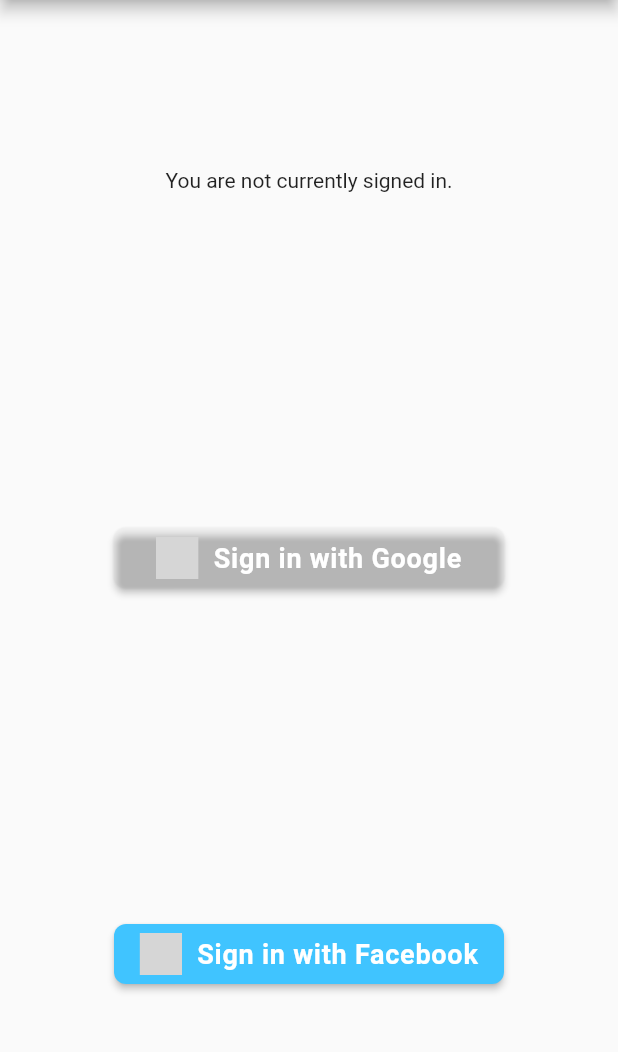
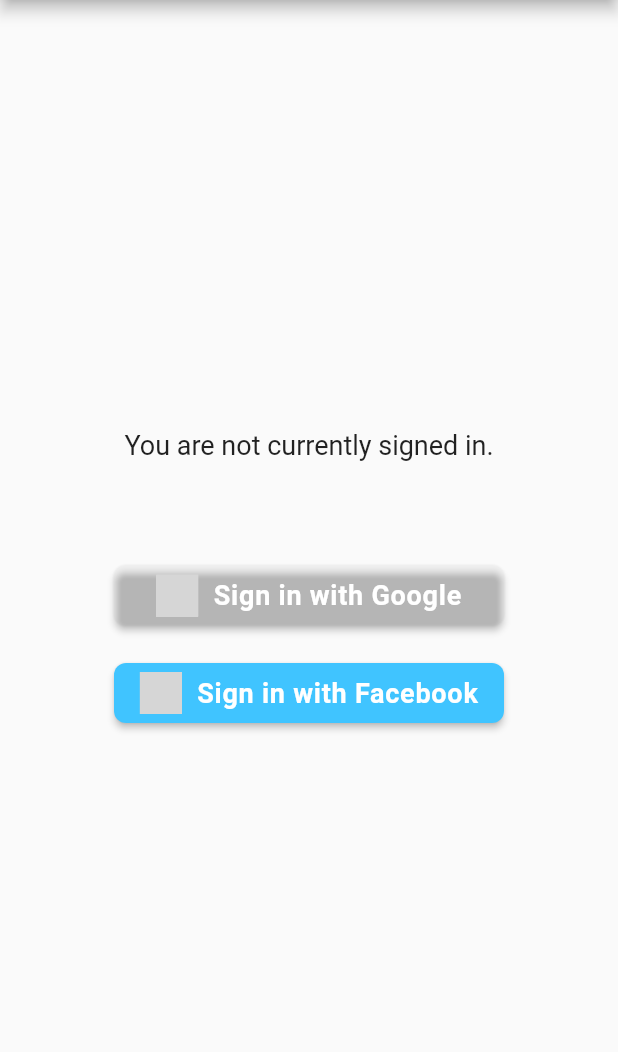
Before and after one commit to ashishkr16/Social-Media-Integration, a Flutter app: the screen it shows after launch, on a phone screen of 412 x 824 dp, the part 84-1136 px from its top. Run offline on Flutter 3.47's test engine with Material 2 defaults, Android fonts, the phone set to English and light mode, and no system bars; our stand-ins replace auth_buttons, google_sign_in; missing offline and left inert: flutter_facebook_auth; grey boxes are pictures that could not be loaded.

Commit message:
initial commit

```diff
--- a/lib/main.dart
+++ b/lib/main.dart
@@ -2,6 +2,7 @@
 import 'package:google_sign_in/google_sign_in.dart';
 import 'package:flutter_facebook_auth/flutter_facebook_auth.dart';
 import 'package:auth_buttons/auth_buttons.dart';
+import 'package:flutter/cupertino.dart';
 
 GoogleSignIn _googleSignIn = GoogleSignIn();
 
@@ -54,13 +55,33 @@
       return Column(
         mainAxisAlignment: MainAxisAlignment.center,
         children: <Widget>[
-          GoogleUserCircleAvatar(
-            identity: user,
+          Container(
+            width: 200,
+            height: 200,
+            decoration: BoxDecoration(
+                shape: BoxShape.circle,
+                image: DecorationImage(
+                    fit: BoxFit.fill,
+                    image: NetworkImage(_currentUser!.photoUrl ?? ''))),
           ),
-          Text(user.displayName ?? ''),
-          Text(user.email),
-          const Text("Signed in successfully."),
-          ElevatedButton(
+          Padding(padding: EdgeInsets.only(top: 15)),
+          Text(
+            user.displayName ?? '',
+            style: TextStyle(fontSize: 22),
+          ),
+          Padding(padding: EdgeInsets.only(top: 8)),
+          Text(
+            user.email,
+            style: TextStyle(fontSize: 18),
+          ),
+          Padding(padding: EdgeInsets.only(top: 25)),
+          const Text(
+            "Signed in successfully.",
+            style: TextStyle(fontSize: 18),
+          ),
+          Padding(padding: EdgeInsets.only(top: 20)),
+          CupertinoButton(
+            color: Colors.blue,
             child: const Text('SIGN OUT'),
             onPressed: _handleSignOut,
           ),
@@ -69,11 +90,29 @@
     }
     if (_isLoggedIn == true) {
       return Column(
+        mainAxisAlignment: MainAxisAlignment.center,
         children: [
-          Image.network(_userObj["picture"]["data"]["url"]),
-          Text(_userObj["name"]),
-          Text(_userObj["email"]),
-          ElevatedButton(
+          Container(
+            width: 200,
+            height: 200,
+            decoration: BoxDecoration(
+                shape: BoxShape.circle,
+                image: DecorationImage(
+                    fit: BoxFit.fill,
+                    image: NetworkImage(_userObj["picture"]["data"]["url"]))),
+          ),
+          Text(
+            _userObj["name"],
+            style: TextStyle(fontSize: 30),
+          ),
+          Text(
+            _userObj["email"],
+            style: TextStyle(fontSize: 20),
+          ),
+          Padding(
+              padding: EdgeInsets.only(top: 25),
+              child: CupertinoButton(
+                  color: Colors.blue,
                   onPressed: () {
                     FacebookAuth.instance.logOut().then((value) => {
                           setState(() {
@@ -82,21 +121,30 @@
                           })
                         });
                   },
-              child: Text("Logout"))
+                  child: Text("Logout"))),
         ],
       );
     } else {
       return Column(
-        mainAxisAlignment: MainAxisAlignment.spaceAround,
+        mainAxisAlignment: MainAxisAlignment.center,
         children: <Widget>[
-          const Text("You are not currently signed in."),
-          GoogleAuthButton(
+          Padding(
+            padding: EdgeInsets.only(bottom: 70),
+            child: const Text(
+              "You are not currently signed in.",
+              style: TextStyle(fontSize: 18),
+            ),
+          ),
+          Padding(
+            padding: EdgeInsets.only(bottom: 25),
+            child: GoogleAuthButton(
               onPressed: _handleSignIn,
               darkMode: false,
               style: AuthButtonStyle(
                 iconType: AuthIconType.secondary,
                 buttonColor: Colors.transparent,
               ), // if true second example
+            ),
           ),
           FacebookAuthButton(
             onPressed: () async {
@@ -114,7 +162,7 @@
             },
             darkMode: false,
             style: AuthButtonStyle(
-              iconType: AuthIconType.secondary,
+              iconType: AuthIconType.outlined,
               buttonColor: Colors.lightBlueAccent,
             ), // if true second example
           ),
```
Lines whose indentation alone changed are shown as unchanged.
